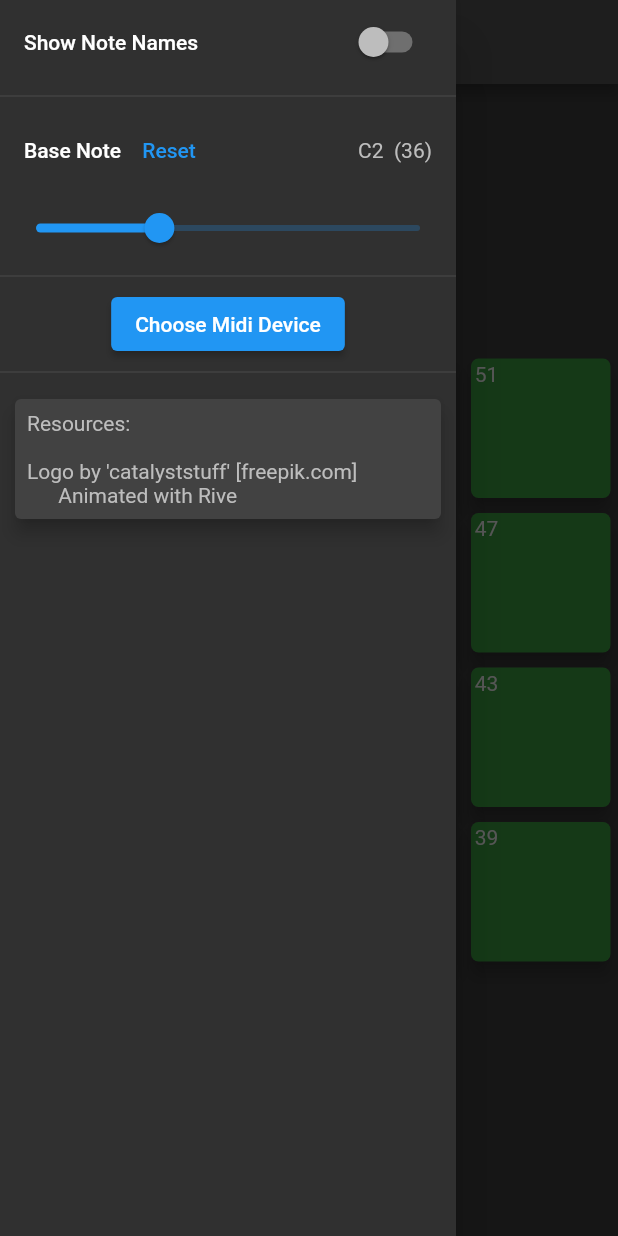
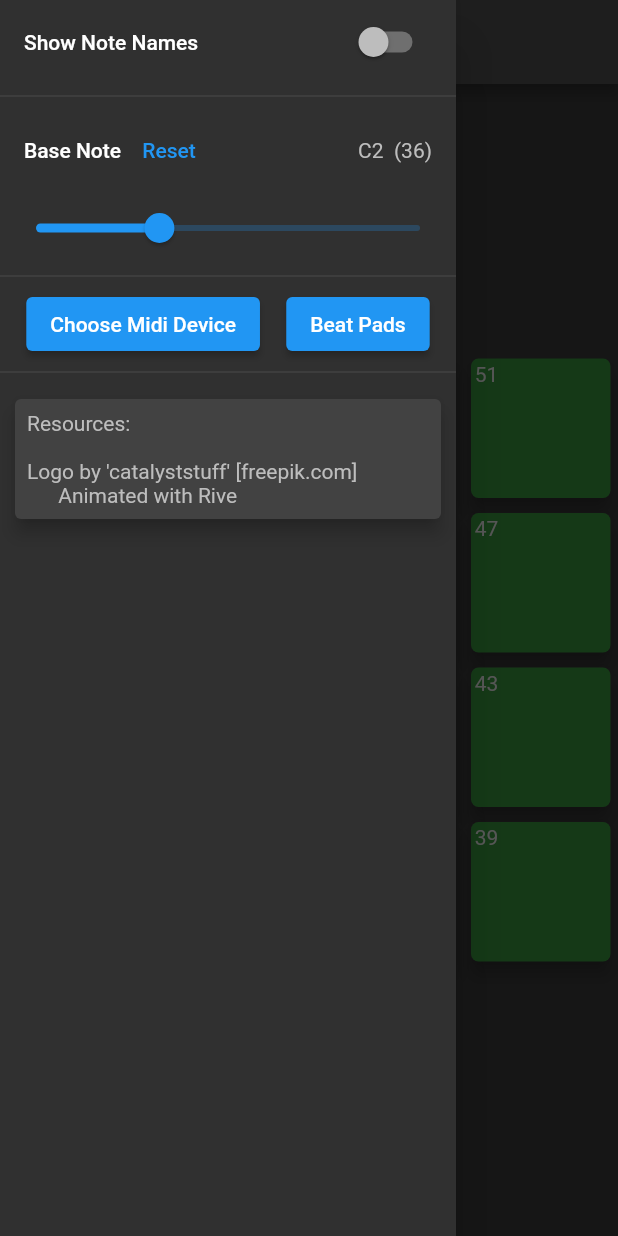
Before and after one commit to anzbert/beat_pads, a Flutter app: the SoundBoard screen opened directly, with the side drawer open, on a phone screen of 412 x 824 dp. Run offline on Flutter 3.47's test engine with Material 2 defaults, Android fonts, the phone set to English and light mode, and no system bars; our stand-ins replace animated_text_kit, rive; missing offline and left inert: flutter_midi_command.

Commit message:
before refactor

```diff
--- a/lib/components/main_menu.dart
+++ b/lib/components/main_menu.dart
@@ -1,5 +1,6 @@
 import 'package:flutter/material.dart';
 import 'package:flutter_sound_board/screens/config_screen.dart';
+import 'package:flutter_sound_board/screens/soundboard_screen.dart';
 import 'package:provider/provider.dart';
 import '../state/settings.dart';
 import '../services/utils.dart';
@@ -51,7 +52,10 @@ class MainMenu extends StatelessWidget {
             ),
             Divider(),
             Center(
-              child: ElevatedButton(
+              child: Row(
+                mainAxisAlignment: MainAxisAlignment.spaceEvenly,
+                children: [
+                  ElevatedButton(
                     child: Text("Choose Midi Device"),
                     onPressed: () {
                       Navigator.pushReplacement(
@@ -59,6 +63,17 @@ class MainMenu extends StatelessWidget {
                         MaterialPageRoute(builder: (context) => ConfigScreen()),
                       );
                     },
+                  ),
+                  ElevatedButton(
+                    child: Text("Beat Pads"),
+                    onPressed: () {
+                      Navigator.push(
+                        context,
+                        MaterialPageRoute(builder: (context) => SoundBoard()),
+                      );
+                    },
+                  ),
+                ],
               ),
             ),
             Divider(),
--- a/lib/main.dart
+++ b/lib/main.dart
@@ -1,31 +1,31 @@
 import 'package:flutter/material.dart';
 import 'package:flutter/services.dart';
+import 'package:provider/provider.dart';
 
+import '../state/settings.dart';
+import 'app_theme.dart';
 import 'screens/splash_screen.dart';
-import './theme.dart';
 
 Future<void> main() async {
   WidgetsFlutterBinding.ensureInitialized();
 
-  // hide android menubars:
+  // Hide Android Menu Bar:
   SystemChrome.setEnabledSystemUIMode(SystemUiMode.immersiveSticky);
 
   runApp(App());
 }
 
-class App extends StatefulWidget {
+class App extends StatelessWidget {
   const App({Key? key}) : super(key: key);
 
   @override
-  State<App> createState() => _AppState();
-}
-
-class _AppState extends State<App> {
-  @override
   Widget build(BuildContext context) {
-    return MaterialApp(
-      theme: appTheme,
-      home: SplashScreen(),
+    return ChangeNotifierProvider(
+      create: (context) => Settings(),
+      child: MaterialApp(
+        theme: appTheme,
+        home: SplashScreen(),
+      ),
     );
   }
 }
```
Also changed, not shown: lib/screens/config_screen.dart (+4 -6 lines), lib/app_theme.dart (renamed from lib/theme.dart). Lines whose indentation alone changed are shown as unchanged.
